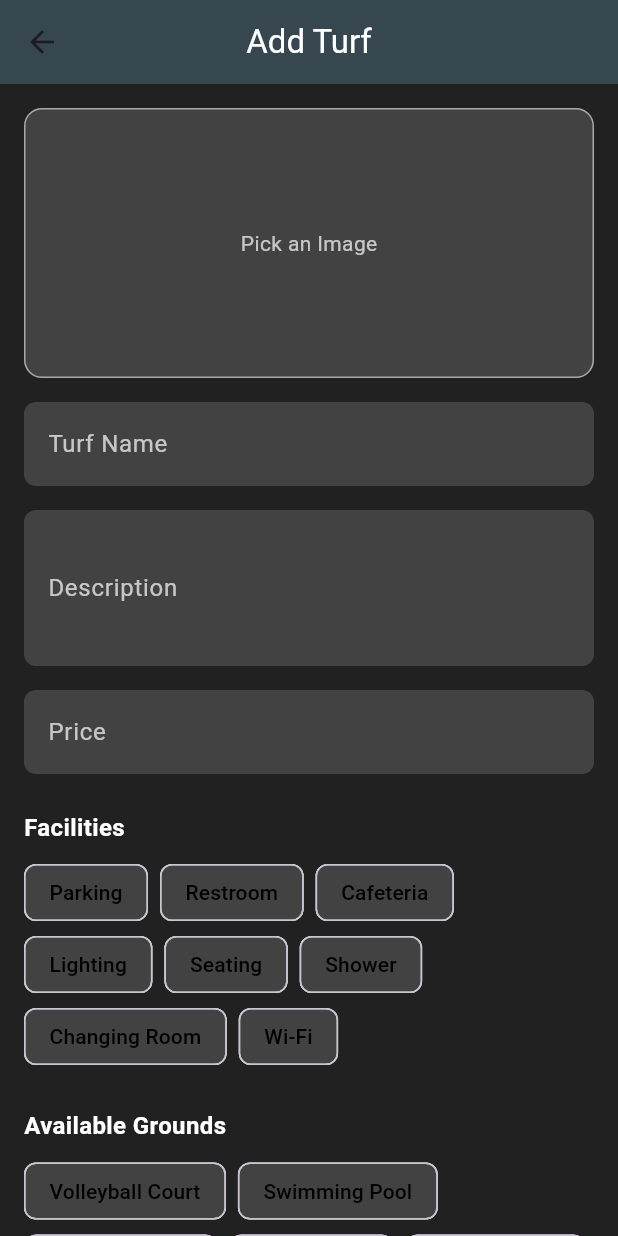
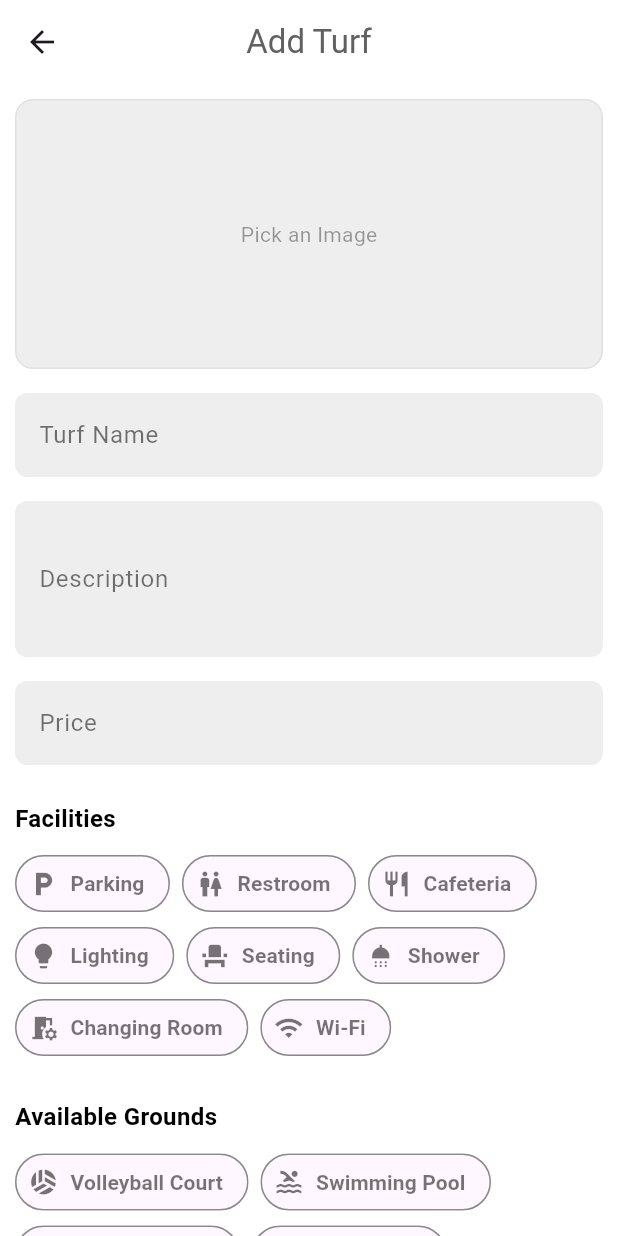
Before and after one commit to punchbiz2023/BookTheBiz, a Flutter app: the AddTurfPage screen opened by its route, on a phone screen of 412 x 824 dp. Run offline on Flutter 3.47's test engine with Material 3 defaults, Android fonts, the phone set to English and light mode, and no system bars; our stand-ins replace cloud_firestore, firebase_auth, firebase_core, firebase_storage, fluttertoast, geolocator and 4 more; accounts and stored records are empty.

Commit message:
turf add page customized

```diff
--- a/lib/pages/Turf owner/turfadd.dart
+++ b/lib/pages/Turf owner/turfadd.dart
@@ -71,6 +71,46 @@ class _AddTurfPageState extends State<AddTurfPage> {
     }
   }
 
+  // Helper function to return specific icons based on the item name
+  IconData _getIconForItem(String item) {
+    switch (item.toLowerCase()) {
+      case 'football field':
+        return Icons.sports_soccer;
+      case 'volleyball court':
+        return Icons.sports_volleyball;
+      case 'cricket ground':
+        return Icons.sports_cricket;
+      case 'basketball court':
+        return Icons.sports_basketball;
+      case 'swimming pool':
+        return Icons.pool;
+      case 'shuttlecock':
+        return Icons.sports_tennis;
+      case 'tennis court':
+        return Icons.sports_tennis;
+      case 'badminton court':
+        return Icons.sports_tennis;
+      case 'parking':
+        return Icons.local_parking;
+      case 'restroom':
+        return Icons.wc;
+      case 'cafeteria':
+        return Icons.restaurant;
+      case 'lighting':
+        return Icons.lightbulb;
+      case 'seating':
+        return Icons.event_seat;
+      case 'shower':
+        return Icons.shower;
+      case 'changing room':
+        return Icons.room_preferences;
+      case 'wi-fi':
+        return Icons.wifi;
+      default:
+        return Icons.help; // Fallback for unrecognized items
+    }
+  }
+
   // Function to submit the turf details
   Future<void> _submitTurf() async {
     if (_nameController.text.isEmpty ||
@@ -118,18 +158,29 @@ class _AddTurfPageState extends State<AddTurfPage> {
   Widget build(BuildContext context) {
     Size size = MediaQuery.of(context).size;
     return Scaffold(
-      backgroundColor: Colors.grey[900],
-      appBar: AppBar(
-        backgroundColor: Colors.blueGrey[800],
-        title: Text('Add Turf', style: TextStyle(color: Colors.white)),
+      backgroundColor: Colors.white, // Background color for white theme
+      body: CustomScrollView(
+        slivers: [
+          SliverAppBar(
+            backgroundColor: Colors.transparent,
+            title: Text('Add Turf', style: TextStyle(color: Colors.grey[700])),
             centerTitle: true,
+            floating: true,
+            // Show and hide the app bar based on scrolling
+            flexibleSpace: FlexibleSpaceBar(
+              collapseMode: CollapseMode.parallax,
             ),
-      body: SingleChildScrollView(
-        padding: EdgeInsets.all(16),
+          ),
+          SliverList(
+            delegate: SliverChildListDelegate(
+              [
+                Padding(
+                  padding: EdgeInsets.all(10),
                   child: Column(
                     crossAxisAlignment: CrossAxisAlignment.stretch,
                     children: [
-            _buildImagePicker(), // Image selector at the top
+                      _buildImagePicker(),
+                      // Image selector at the top
                       SizedBox(height: 16),
                       _buildTextField(
                         controller: _nameController,
@@ -149,16 +200,23 @@ class _AddTurfPageState extends State<AddTurfPage> {
                       ),
                       SizedBox(height: 16),
                       _buildTopicTitle('Facilities'),
-            _buildFacilitiesChips(), // Facilities chip selector
+                      _buildFacilitiesChips(),
+                      // Facilities chip selector
                       SizedBox(height: 16),
                       _buildTopicTitle('Available Grounds'),
-            _buildAvailableGroundsChips(), // Available grounds chip selector
+                      _buildAvailableGroundsChips(),
+                      // Available grounds chip selector
                       SizedBox(height: 24),
                       _isLoading
                           ? Center(child: CircularProgressIndicator())
                           : _buildSubmitButton(),
                     ],
                   ),
+                ),
+              ],
+            ),
+          ),
+        ],
       ),
     );
   }
@@ -173,11 +231,12 @@ class _AddTurfPageState extends State<AddTurfPage> {
       controller: controller,
       maxLines: maxLines,
       keyboardType: keyboardType,
-      style: TextStyle(color: Colors.white),
+      style: TextStyle(color: Colors.black),
       decoration: InputDecoration(
         labelText: label,
-        labelStyle: TextStyle(color: Colors.white70),
-        fillColor: Colors.grey[800],
+        labelStyle: TextStyle(color: Colors.black54),
+        fillColor: Colors.grey[200],
+        // Light background color for white theme
         filled: true,
         border: OutlineInputBorder(
           borderRadius: BorderRadius.circular(8),
@@ -197,15 +256,15 @@ class _AddTurfPageState extends State<AddTurfPage> {
       child: Container(
         height: 180,
         decoration: BoxDecoration(
-          border: Border.all(color: Colors.white54),
+          border: Border.all(color: Colors.grey[300]!),
           borderRadius: BorderRadius.circular(12),
-          color: Colors.grey[800],
+          color: Colors.grey[200],
         ),
         child: _imageFile == null
             ? Center(
                 child: Text(
                   'Pick an Image',
-                  style: TextStyle(color: Colors.white70),
+                  style: TextStyle(color: Colors.black38),
                 ),
               )
             : ClipRRect(
@@ -226,7 +285,7 @@ class _AddTurfPageState extends State<AddTurfPage> {
       child: Text(
         title,
         style: TextStyle(
-          color: Colors.white,
+          color: Colors.black,
           fontSize: 16,
           fontWeight: FontWeight.bold,
         ),
@@ -240,7 +299,18 @@ class _AddTurfPageState extends State<AddTurfPage> {
       children: _facilities.map((facility) {
         final isSelected = _selectedFacilities.contains(facility);
         return ChoiceChip(
-          label: Text(facility),
+          avatar: Icon(
+            _getIconForItem(facility),
+            color: isSelected ? Colors.white : Colors.black54,
+            size: 20,
+          ),
+          label: Text(
+            facility,
+            style: TextStyle(
+              color: isSelected ? Colors.white : Colors.black54,
+              fontWeight: FontWeight.bold,
+            ),
+          ),
           selected: isSelected,
           onSelected: (selected) {
             setState(() {
@@ -251,12 +321,14 @@ class _AddTurfPageState extends State<AddTurfPage> {
               }
             });
           },
-          selectedColor: Colors.blueAccent,
-          backgroundColor: Colors.grey[800],
-          labelStyle:
-              TextStyle(color: isSelected ? Colors.white : Colors.black),
+          selectedColor: Colors.green,
+          backgroundColor: Colors.transparent,
           shape: RoundedRectangleBorder(
-            borderRadius: BorderRadius.circular(8),
+            borderRadius: BorderRadius.circular(50),
+            side: isSelected
+                ? BorderSide.none // Remove border when selected
+                : BorderSide(
+                    color: Colors.black26, width: 1), // Border for unselected
           ),
         );
       }).toList(),
@@ -269,7 +341,18 @@ class _AddTurfPageState extends State<AddTurfPage> {
       children: _availableGrounds.map((ground) {
         final isSelected = _selectedAvailableGrounds.contains(ground);
         return ChoiceChip(
-          label: Text(ground),
+          avatar: Icon(
+            _getIconForItem(ground),
+            color: isSelected ? Colors.white : Colors.black54,
+            size: 20,
+          ),
+          label: Text(
+            ground,
+            style: TextStyle(
+              color: isSelected ? Colors.white : Colors.black54,
+              fontWeight: FontWeight.bold,
+            ),
+          ),
           selected: isSelected,
           onSelected: (selected) {
             setState(() {
@@ -280,12 +363,14 @@ class _AddTurfPageState extends State<AddTurfPage> {
               }
             });
           },
-          selectedColor: Colors.blueAccent,
-          backgroundColor: Colors.grey[800],
-          labelStyle:
-              TextStyle(color: isSelected ? Colors.white : Colors.black),
+          selectedColor: Colors.green,
+          backgroundColor: Colors.transparent,
           shape: RoundedRectangleBorder(
-            borderRadius: BorderRadius.circular(8),
+            borderRadius: BorderRadius.circular(50),
+            side: isSelected
+                ? BorderSide.none // Remove border when selected
+                : BorderSide(
+                    color: Colors.black26, width: 1), // Border for unselected
           ),
         );
       }).toList(),
@@ -295,14 +380,21 @@ class _AddTurfPageState extends State<AddTurfPage> {
   Widget _buildSubmitButton() {
     return ElevatedButton(
       onPressed: _submitTurf,
-      style: ElevatedButton.styleFrom(
-        padding: EdgeInsets.symmetric(vertical: 16),
-        backgroundColor: Colors.blueAccent,
-        shape: RoundedRectangleBorder(
-          borderRadius: BorderRadius.circular(12),
+      child: Text(
+        'Submit',
+        style: TextStyle(
+          fontSize: 18, // Font size of the text
+          fontWeight: FontWeight.bold, // Font weight of the text
+          color: Colors.white, // Text color
         ),
       ),
-      child: Text('Submit Turf'),
+      style: ElevatedButton.styleFrom(
+        backgroundColor: Colors.redAccent, // Button background color
+        padding: EdgeInsets.symmetric(vertical: 10), // Padding for the button
+        shape: RoundedRectangleBorder(
+          borderRadius: BorderRadius.circular(50), // Border radius
+        ),
+      ),
     );
   }
 }
```
Lines whose indentation alone changed are shown as unchanged.
